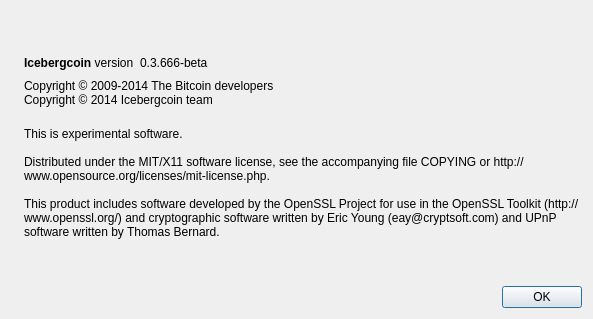
The window that src/qt/forms/aboutdialog.ui (onednots/odns) describes before a commit, drawn with Qt 5.
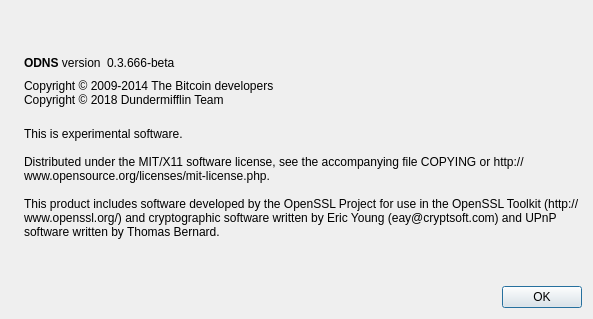
The same window after the commit. Icons and pictures are not drawn.

The edit to the form file:
```diff
--- a/src/qt/forms/aboutdialog.ui
+++ b/src/qt/forms/aboutdialog.ui
@@ -50,7 +50,7 @@
           <cursorShape>IBeamCursor</cursorShape>
          </property>
          <property name="text">
-          <string>&lt;b&gt;Icebergcoin&lt;/b&gt; version</string>
+          <string>&lt;b&gt;ODNS&lt;/b&gt; version</string>
          </property>
          <property name="textInteractionFlags">
           <set>Qt::LinksAccessibleByMouse|Qt::TextSelectableByKeyboard|Qt::TextSelectableByMouse</set>
@@ -92,7 +92,7 @@
        </property>
        <property name="text">
         <string>Copyright © 2009-2014 The Bitcoin developers
-Copyright © 2014 Icebergcoin team</string>
+Copyright © 2018 Dundermifflin Team</string>
        </property>
        <property name="textInteractionFlags">
         <set>Qt::LinksAccessibleByMouse|Qt::TextSelectableByKeyboard|Qt::TextSelectableByMouse</set>
```
Left out of the diff: 2 changed lines with no effect on the pictures.
